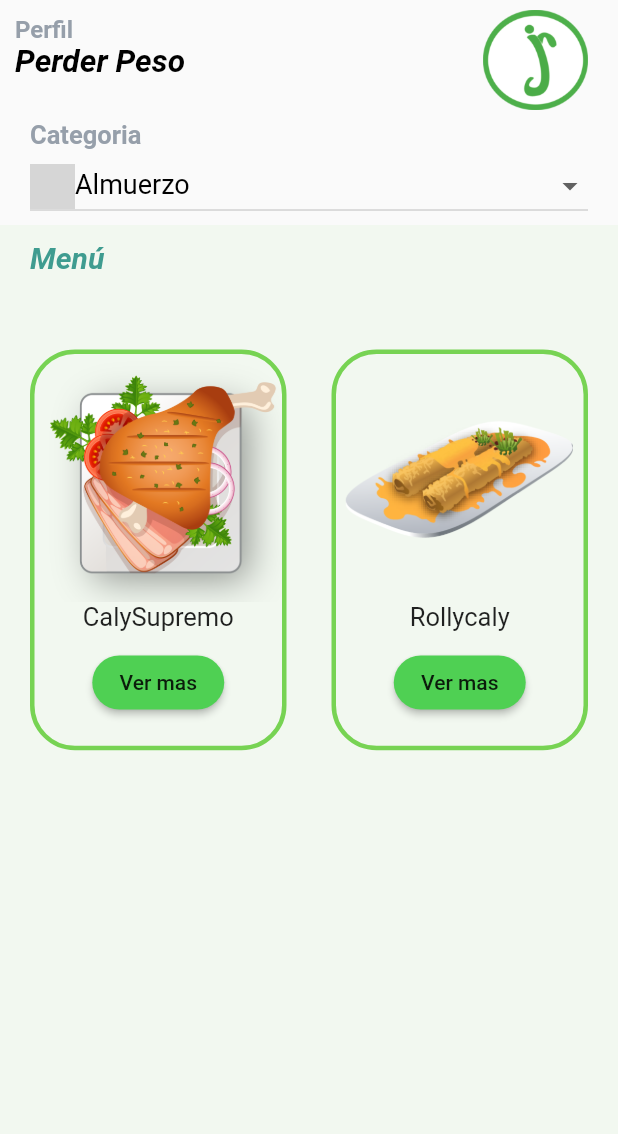
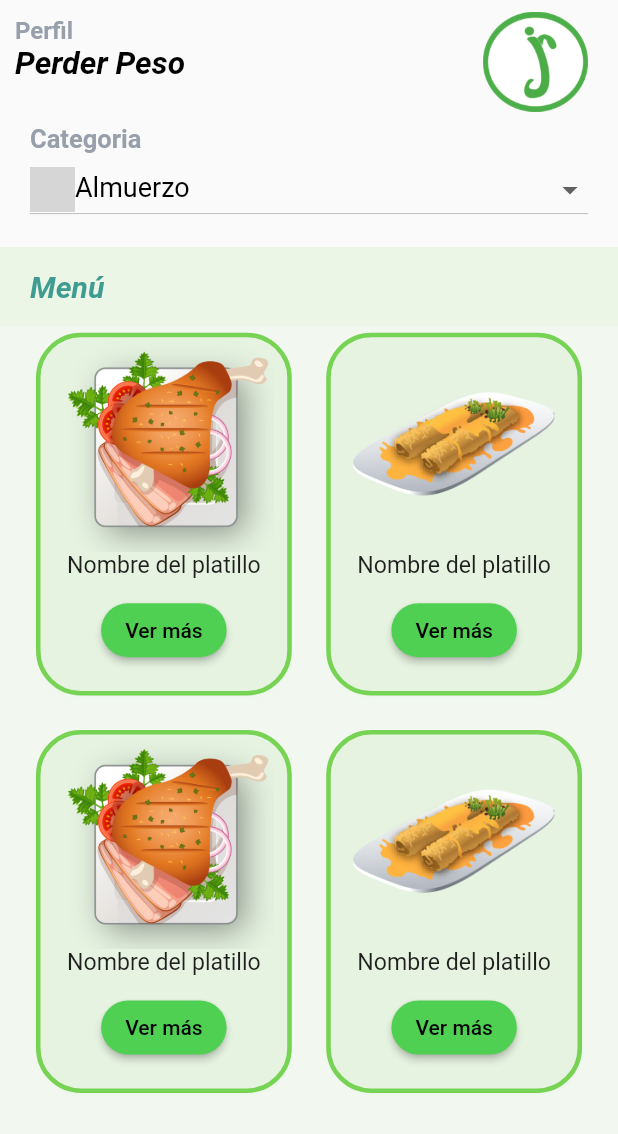
Before and after one commit to migeriva/frontend_lajamasana, a Flutter app: the ListadoComidas screen opened directly, on a phone screen of 412 x 824 dp. Shown: the top 1134 px of the screen. Run offline on Flutter 3.47's test engine with Material 2 defaults, Android fonts, the phone set to English and light mode, and no system bars; grey boxes are pictures that could not be loaded.

Commit message:
Cambio de widgets en la pantalla de listado y cambio de nombre - login

```diff
--- a/lib/pantallas/pantallaListadoDeComidas.dart
+++ b/lib/pantallas/pantallaListaComidas.dart
@@ -9,23 +9,35 @@ class ListadoComidas extends StatefulWidget {
 
 class _ListadoComidasState extends State<ListadoComidas> {
   List<String> _horarios = ["Desayuno", "Almuerzo", "Merienda"];
-
-  String _hint = "Almuerzo"; //Cambiar para que sea de acuerdo a la hora del dia actual
+  Color colorFondo = Color(0xff77D353).withOpacity(.06);
+  String _hint = "Almuerzo"; //Cambiar de acuerdo a la hora del dia actual
 
   @override
   Widget build(BuildContext context) {
     return Scaffold(
-      body: crearContenido(),
+      body: crearContenido(context),
     );
   }
 
-  Widget crearContenido() {
+  Widget crearContenido(BuildContext context) {
+    double _height = MediaQuery.of(context).size.height;
     return ListView(
       children: [
-        contenedorCabecera(),
-        contenedorDropdown(),
-        menu(),
-        listadoComidas(),
+        Container(
+          child: contenedorCabecera(),
+          height: _height * .1,
+        ),
+        Container(
+          child: contenedorDropdown(),
+          height: _height * .1,
+        ),
+        Container(
+          child: Column(
+            children: [menu(), listadoComidas(_height * .765)],
+          ),
+          height: _height * .765,
+          color: Color(0xff77D353).withOpacity(.06),
+        ),
       ],
     );
   }
@@ -77,7 +89,6 @@ class _ListadoComidasState extends State<ListadoComidas> {
 
   Widget contenedorDropdown() {
     return Container(
-      // alignment: Alignment.topLeft,
       padding: EdgeInsets.symmetric(horizontal: 20),
       width: MediaQuery.of(context).size.width,
       height: 70,
@@ -95,7 +106,6 @@ class _ListadoComidasState extends State<ListadoComidas> {
               ),
             ),
           ),
-          // Padding(padding: EdgeInsets.only(top: 20) ),
           DropdownButton(
             isExpanded: true,
             items: crearItems(),
@@ -134,7 +144,6 @@ class _ListadoComidasState extends State<ListadoComidas> {
 
   List<DropdownMenuItem> crearItems() {
     List<DropdownMenuItem> items = [];
-
     for (int i = 0; i < _horarios.length; i++) {
       items.add(DropdownMenuItem(
         value: _horarios[i],
@@ -148,14 +157,13 @@ class _ListadoComidasState extends State<ListadoComidas> {
         ),
       ));
     }
-
     return items;
   }
 
   Widget menu() {
     return Container(
       width: MediaQuery.of(context).size.width,
-      padding: EdgeInsets.only(left: 20, bottom: 20, top: 10),
+      padding: EdgeInsets.only(left: 20, bottom: 15, top: 15),
       color: Color(0xff77D353).withOpacity(.06),
       alignment: Alignment.centerLeft,
       child: Text(
@@ -171,74 +179,70 @@ class _ListadoComidasState extends State<ListadoComidas> {
     );
   }
 
-  Widget listadoComidas() {
+  Widget listadoComidas(double size) {
     return Container(
-        width: MediaQuery.of(context).size.width,
-        height: MediaQuery.of(context).size.height,
-        // padding: EdgeInsets.only(bottom: 60),
-        color: Color(0xff77D353).withOpacity(.06),
+      padding: EdgeInsets.symmetric(horizontal: 20),
+      height: size * .898, //Arreglar la vainita de los tamaños
       child: GridView.count(
-          controller: new ScrollController(keepScrollOffset: true), //Scroll
         scrollDirection: Axis.vertical,
-          childAspectRatio: (160 / 250), // Tamanio de la presentaqcion del gridview (width/height)
+        childAspectRatio: (150 / 210), //Para mover el tamaño (w/h)
         crossAxisCount: 2,
-          mainAxisSpacing: 20,
-          crossAxisSpacing: 30,
-          padding: EdgeInsets.only(top: 30, left: 20, right: 20),
-          children: [ //Esta lista es reemplazada por lo que se obtenga mediante la api
-            Container(
-              decoration: BoxDecoration(
-                border: Border.all(width: 3, color: Color(0xff77D353)),
+        mainAxisSpacing: 15,
+        crossAxisSpacing: 15,
+        children: [
+          cardComida("assets/imagenes/calysupremo.png", "CalySupremo"),
+          cardComida("assets/imagenes/rollycaly.png", "RollyCaly"),
+          cardComida("assets/imagenes/calysupremo.png", "CalySupremo"),
+          cardComida("assets/imagenes/rollycaly.png", "RollyCaly"),
+        ],
+      ),
+    );
+  }
+
+  //Funcion para crear las cards para las comidas obtenidas
+  Widget cardComida(String imagen, String nombre) {
+    return Card(
+      shadowColor: colorFondo,
+      color: colorFondo,
+      shape: RoundedRectangleBorder(
         borderRadius: BorderRadius.circular(30),
+        side: BorderSide(color: Color(0xff77D353), width: 3),
       ),
       child: Column(
         children: [
-                  Image.asset("assets/imagenes/calysupremo.png"),
-                  Text("CalySupremo",
-                      style: TextStyle(fontFamily: "Roboto", fontSize: 17)),
-                  Padding(
+          Center(
+            child: Image.asset(
+              imagen,
+              scale: 3.5,
+            ),
+          ),
+          Center(
+            child: Text(
+              "Nombre del platillo",
+              textScaleFactor: 1.1,
+            ),
+          ),
+          Container(
             padding: EdgeInsets.only(top: 10),
-                  ),
-                  RaisedButton(
-                    color: Color(0xff4FD053),
+            child: ElevatedButton(
               onPressed: () {
                 Navigator.of(context).push(MaterialPageRoute(
                     builder: (context) => PantallaInformacionComida()));
               },
-                    shape: RoundedRectangleBorder(
-                        borderRadius: BorderRadius.circular(50)),
-                    child: Text("Ver mas"),
+              child: Text(
+                "Ver más",
+                style: TextStyle(color: Colors.black),
+              ),
+              style: ButtonStyle(
+                  backgroundColor:
+                      MaterialStateProperty.all<Color>(Color(0xff4FD053)),
+                  shape: MaterialStateProperty.all<RoundedRectangleBorder>(
+                      RoundedRectangleBorder(
+                          borderRadius: BorderRadius.circular(50)))),
+            ),
           ),
         ],
       ),
-            ),
-            Container(
-              decoration: BoxDecoration(
-                border: Border.all(width: 3, color: Color(0xff77D353)),
-                borderRadius: BorderRadius.circular(30),
-              ),
-              child: Column(
-                children: [
-                  Image.asset("assets/imagenes/rollycaly.png"),
-                  Text("Rollycaly",
-                      style: TextStyle(fontFamily: "Roboto", fontSize: 17)),
-                  Padding(
-                    padding: EdgeInsets.only(top: 10),
-                  ),
-                  RaisedButton(
-                    color: Color(0xff4FD053),
-                    onPressed: () {
-                      Navigator.of(context).push(MaterialPageRoute(
-                          builder: (context) => PantallaInformacionComida()));
-                    },
-                    shape: RoundedRectangleBorder(
-                        borderRadius: BorderRadius.circular(50)),
-                    child: Text("Ver mas"),
-                  ),
-                ],
-              ),
-            ),
-          ],
-        ));
+    );
   }
 }
--- a/lib/pantallas/pantallaloginPage.dart
+++ b/lib/pantallas/pantallaLogin.dart
@@ -34,9 +34,8 @@ class _LoginPageState extends State<LoginPage> {
   }
 
   Widget crearFondo() {
-
     double _width = MediaQuery.of(context).size.width;
-    double _height= MediaQuery.of(context).size.height;
+    double _height = MediaQuery.of(context).size.height;
 
     return Stack(
       children: [
@@ -46,7 +45,7 @@ class _LoginPageState extends State<LoginPage> {
           color: Color(0xff77D353).withOpacity(0.51),
         ),
         Positioned(
-          top: _height*.42,//290,
+          top: _height * .42, //290,
           child: ClipOval(
             child: Container(
               alignment: Alignment.topCenter,
@@ -58,11 +57,9 @@ class _LoginPageState extends State<LoginPage> {
         )
       ],
     );
-
   }
 
   Widget crearPantalla() {
-
     double _width = MediaQuery.of(context).size.width;
     double _height = MediaQuery.of(context).size.height;
 
@@ -81,11 +78,9 @@ class _LoginPageState extends State<LoginPage> {
         ],
       ),
     );
-
   }
 
   Widget crearLogo() {
-
     double _width = MediaQuery.of(context).size.width;
     double _height = MediaQuery.of(context).size.height;
 
@@ -100,11 +95,9 @@ class _LoginPageState extends State<LoginPage> {
         height: _height * .45,
       ),
     );
-
   }
 
   Widget crearNombre() {
-
     double _width = MediaQuery.of(context).size.width;
     double _height = MediaQuery.of(context).size.height;
 
@@ -117,11 +110,9 @@ class _LoginPageState extends State<LoginPage> {
         style: Constantes.styleLogo,
       ),
     );
-
   }
 
   Widget usuario() {
-
     double _width = MediaQuery.of(context).size.width;
     double _height = MediaQuery.of(context).size.height;
 
@@ -144,7 +135,7 @@ class _LoginPageState extends State<LoginPage> {
             alignment: Alignment.centerLeft,
             padding: EdgeInsets.only(right: 45, top: 18, bottom: 18, left: 10),
             child: TextField(
-              textAlign: TextAlign.left,
+              textAlign: TextAlign.center,
               decoration: InputDecoration(
                 enabledBorder: OutlineInputBorder(
                     borderSide: BorderSide(color: Color(0xff77D353), width: 3),
@@ -163,11 +154,9 @@ class _LoginPageState extends State<LoginPage> {
         ],
       ),
     );
-
   }
 
   Widget pass() {
-
     double _width = MediaQuery.of(context).size.width;
     double _height = MediaQuery.of(context).size.height;
 
@@ -192,7 +181,7 @@ class _LoginPageState extends State<LoginPage> {
             alignment: Alignment.topLeft,
             padding: EdgeInsets.only(right: 45, top: 7, bottom: 7, left: 10),
             child: TextField(
-              textAlign: TextAlign.left,
+              textAlign: TextAlign.center,
               obscureText: true,
               decoration: InputDecoration(
                 enabledBorder: OutlineInputBorder(
@@ -212,11 +201,9 @@ class _LoginPageState extends State<LoginPage> {
         ],
       ),
     );
-
   }
 
   Widget botonIngresar() {
-
     double _width = MediaQuery.of(context).size.width;
     double _height = MediaQuery.of(context).size.height;
 
@@ -226,12 +213,11 @@ class _LoginPageState extends State<LoginPage> {
       alignment: Alignment.center,
       child: RaisedButton(
         onPressed: () async {
-
           bool valido = await UsuarioRetriever.validarUsuario(_usuario, _pass);
           if (valido) {
             var route = MaterialPageRoute(builder: (context) => PantallaHome());
             Navigator.of(context).pushAndRemoveUntil(route, (r) => false);
-          }else{
+          } else {
             print("Error en el usuario"); //Pop up o no se que hacer xd
           }
         },
@@ -246,11 +232,9 @@ class _LoginPageState extends State<LoginPage> {
         ),
       ),
     );
-
   }
 
   Widget botonRegistrarse() {
-
     double _width = MediaQuery.of(context).size.width;
     double _height = MediaQuery.of(context).size.height;
 
@@ -274,12 +258,10 @@ class _LoginPageState extends State<LoginPage> {
         ),
       ),
     );
-
   }
 
   //En veremos xdxd
   Widget crearRecordatorio() {
-
     double _width = MediaQuery.of(context).size.width;
     double _height = MediaQuery.of(context).size.height;
 
@@ -308,7 +290,5 @@ class _LoginPageState extends State<LoginPage> {
         ],
       ),
     );
-
   }
-
 }
```
Lines whose indentation alone changed are shown as unchanged.
